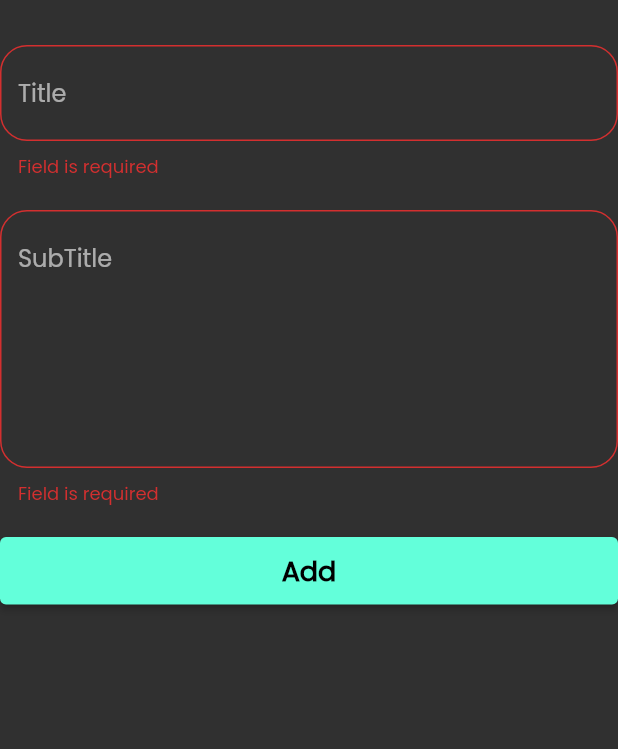
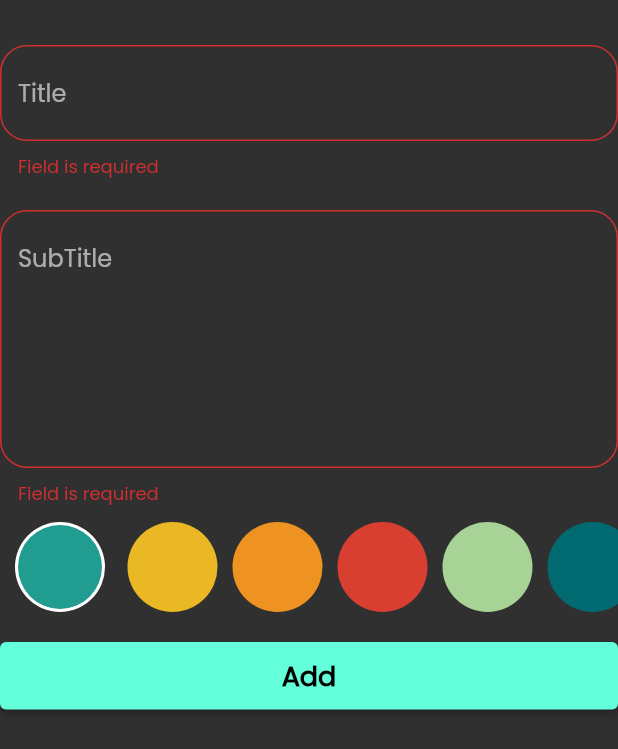
Before and after one commit to Moaz-Omran20/Note_Master, a Flutter app: the AddNoteForm widget shown alone on an empty page, opened directly, after a tap on "Add", on a phone screen of 412 x 824 dp. Shown: the top 749 px of the screen. Run offline on Flutter 3.47's test engine with Material 2 defaults, Android fonts, the light colour scheme and no system bars; our stand-ins replace bloc, flutter_bloc, hive, hive_flutter, modal_progress_hud_nsn; accounts and stored records are empty.

Commit message:
note colors added

```diff
--- a/lib/views/widgets/add_note.dart
+++ b/lib/views/widgets/add_note.dart
@@ -59,28 +59,29 @@ class _AddNoteFormState extends State<AddNoteForm> {
             hintText: "SubTitle",
             maxLines: 6,
           ),
+          ColorsListView(),
           const SizedBox(
             height: 20,
           ),
-          CustomButton(onTap: () {
+          CustomButton(
+            onTap: () {
               if (formKey.currentState!.validate()) {
                 formKey.currentState!.save();
 
-              var currentDate=DateTime.now();
+                var currentDate = DateTime.now();
                 var formatedDate = DateFormat.yMMMEd().format(currentDate);
-              var noteModel = NoteModel(title: title!,
+                var noteModel = NoteModel(
+                    title: title!,
                     content: subtitle!,
                     date: formatedDate.toString(),
                     color: Colors.blue.value);
                 BlocProvider.of<AddNotesCubit>(context).addNote(noteModel);
+              } else {
+                autovalidateMode = AutovalidateMode.always;
+                setState(() {});
               }
-            else {
-              autovalidateMode = AutovalidateMode.always;
-              setState(() {
-
-              });
-            }
-          },),
+            },
+          ),
           const SizedBox(
             height: 20,
           ),
@@ -89,3 +90,70 @@ class _AddNoteFormState extends State<AddNoteForm> {
     );
   }
 }
+
+class ColorItem extends StatelessWidget {
+  bool isActive;
+  Color color;
+
+  ColorItem({required this.isActive, required this.color});
+
+  @override
+  Widget build(BuildContext context) {
+    return isActive
+        ?  CircleAvatar(
+            radius: 40,
+            backgroundColor: Colors.white,
+            child: CircleAvatar(
+              radius: 28,
+              backgroundColor: color,
+            ),
+          )
+        : CircleAvatar(
+            radius: 35,
+            backgroundColor: color,
+          );
+  }
+}
+
+class ColorsListView extends StatefulWidget {
+  @override
+  State<ColorsListView> createState() => _ColorsListViewState();
+}
+
+class _ColorsListViewState extends State<ColorsListView> {
+  bool? isActive;
+  int currentIndex = 0;
+  List<Color> colors = [
+    Color(0xFF219C90),
+    Color(0xFFE9B824),
+    Color(0xFFEE9322),
+    Color(0xFFD83F31),
+    Color(0xFFA7D397),
+    Color(0xFF016A70),
+    Color(0xFFD2DE32),
+  ];
+
+  @override
+  Widget build(BuildContext context) {
+    return SizedBox(
+      height: 35 * 2,
+      child: ListView.builder(
+          itemBuilder: (context, index) {
+            return Padding(
+              padding: EdgeInsets.only(top: 10),
+              child: GestureDetector(
+                  onTap: () {
+                    currentIndex = index;
+                    setState(() {});
+                  },
+                  child: ColorItem(
+                    isActive: currentIndex == index,
+                    color: colors[index],
+                  )),
+            );
+          },
+          itemCount: colors.length,
+          scrollDirection: Axis.horizontal),
+    );
+  }
+}
```
Lines whose indentation alone changed are shown as unchanged.
